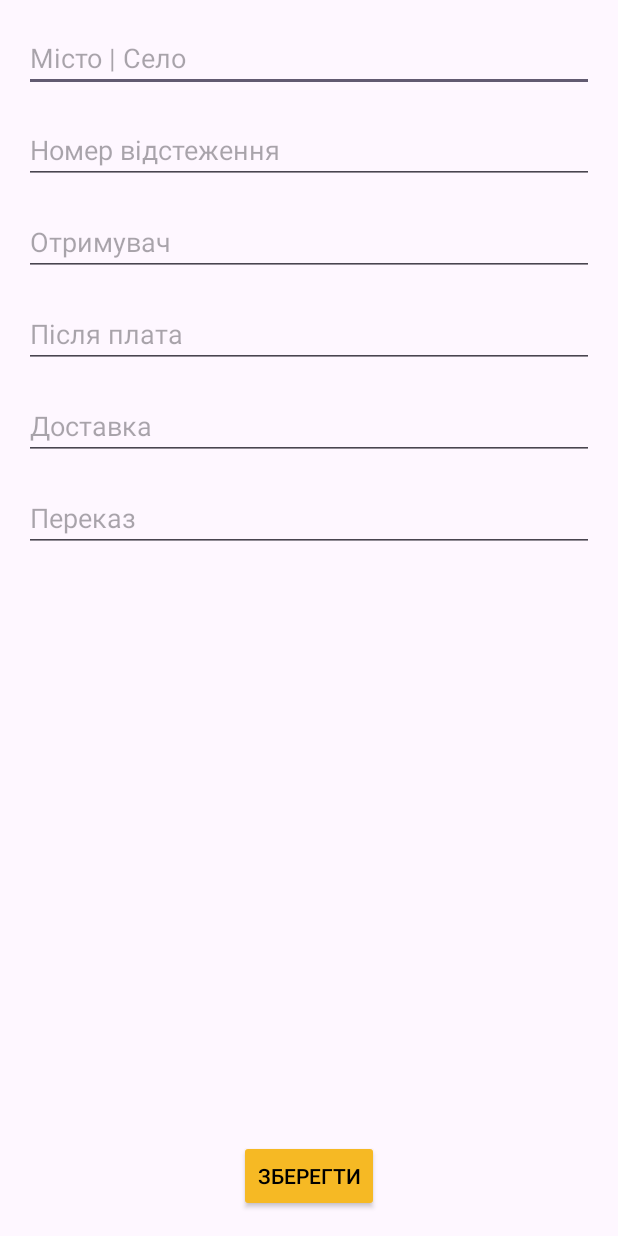
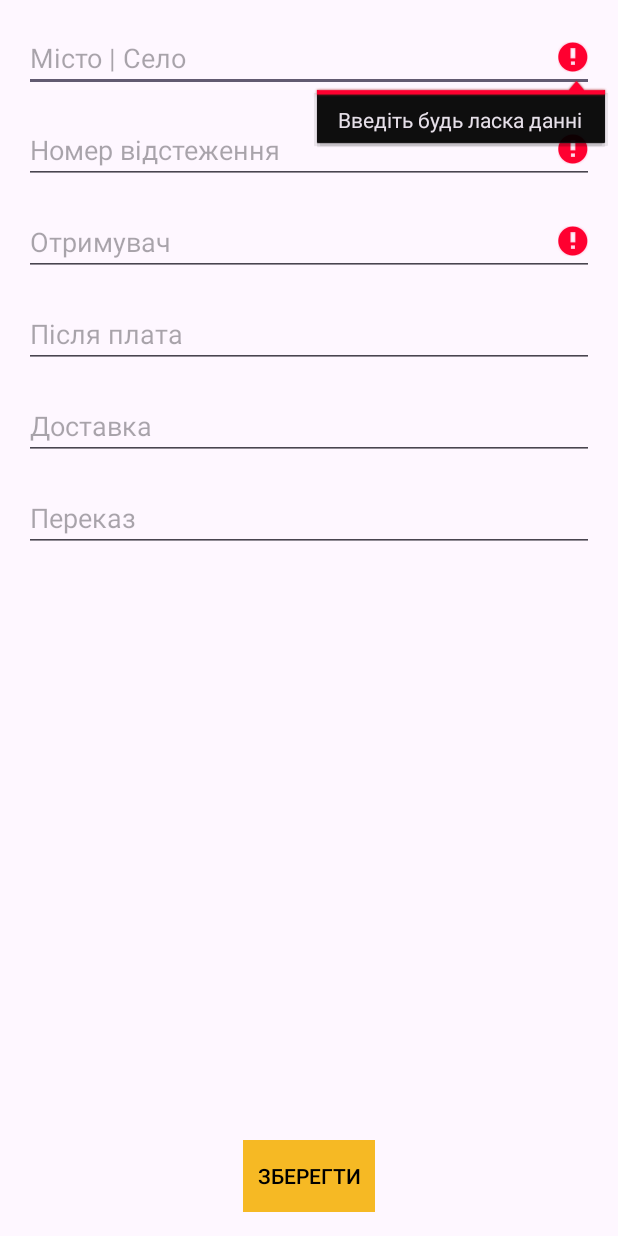
Before and after one commit to Tsyupro/PVPZ-Help, an Android app: the BoxingActivity screen opened directly, with no data from a screen before it, after a tap on "ДОБАВИТИ", on a phone screen of 412 x 824 dp. Run offline under Robolectric (Android 15) with nearby library versions, the phone set to English and light mode, and no system bars.

Commit message:
Добавлено новий функціонал

```diff
--- a/app/src/main/java/com/example/ukrposhtaboxing/AddBoxingInfoActivity.java
+++ b/app/src/main/java/com/example/ukrposhtaboxing/AddBoxingInfoActivity.java
@@ -3,6 +3,8 @@ package com.example.ukrposhtaboxing;
 import android.app.Activity;
 import android.content.Intent;
 import android.os.Bundle;
+import android.text.Editable;
+import android.text.TextWatcher;
 import android.view.View;
 import android.widget.Button;
 import android.widget.EditText;
@@ -32,6 +34,9 @@ public class AddBoxingInfoActivity extends Activity {
         editTextCommission = findViewById(R.id.editTextCommission);
         buttonSave = findViewById(R.id.buttonSave);
 
+        buttonSave.setEnabled(false);
+        buttonSave.setBackgroundColor(getResources().getColor(R.color.gray));
+
         // Перевірка, чи активність була викликана для редагування
         Intent intent = getIntent();
         if (intent.hasExtra("position")) {
@@ -46,6 +51,11 @@ public class AddBoxingInfoActivity extends Activity {
         } else {
             buttonSave.setText("Зберегти");
         }
+        editTextLocality.addTextChangedListener(inputWatcher);
+        editTextTrackingNumber.addTextChangedListener(inputWatcher);
+        editTextName.addTextChangedListener(inputWatcher);
+
+        checkInputFields();
 
         buttonSave.setOnClickListener(new View.OnClickListener() {
             @Override
@@ -55,12 +65,67 @@ public class AddBoxingInfoActivity extends Activity {
                 resultIntent.putExtra("locality", editTextLocality.getText().toString());
                 resultIntent.putExtra("trackingNumber", editTextTrackingNumber.getText().toString());
                 resultIntent.putExtra("name", editTextName.getText().toString());
-                resultIntent.putExtra("postpaid", Double.parseDouble(editTextPostpaid.getText().toString()));
-                resultIntent.putExtra("delivery", Double.parseDouble(editTextDelivery.getText().toString()));
-                resultIntent.putExtra("commission", Double.parseDouble(editTextCommission.getText().toString()));
+
+                // Перевірка на порожність та присвоєння значення 0 за замовчуванням
+                double postpaid = parseDoubleOrDefault(editTextPostpaid, 0);
+                double delivery = parseDoubleOrDefault(editTextDelivery, 0);
+                double commission = parseDoubleOrDefault(editTextCommission, 0);
+
+
+                resultIntent.putExtra("postpaid", postpaid);
+                resultIntent.putExtra("delivery", delivery);
+                resultIntent.putExtra("commission", commission);
                 setResult(RESULT_OK, resultIntent);
                 finish();
             }
         });
+
     }
+    private double parseDoubleOrDefault(EditText editText, double defaultValue) {
+        String text = editText.getText().toString();
+        if (text.isEmpty() || !text.matches("\\d+(\\.\\d+)?")) {
+            // Перевірка, що введено число
+            return defaultValue;
+        }
+        return Double.parseDouble(text);
+    }
+    private TextWatcher inputWatcher = new TextWatcher() {
+        @Override
+        public void beforeTextChanged(CharSequence s, int start, int count, int after) {}
+
+        @Override
+        public void onTextChanged(CharSequence s, int start, int before, int count) {
+            checkInputFields();
+        }
+
+        @Override
+        public void afterTextChanged(Editable s) {}
+    };
+
+    private void checkInputFields() {
+        boolean isLocalityEmpty = editTextLocality.getText().toString().trim().isEmpty();
+        boolean isTrackingNumberEmpty = editTextTrackingNumber.getText().toString().trim().isEmpty();
+        boolean isNameEmpty = editTextName.getText().toString().trim().isEmpty();
+
+        if (isLocalityEmpty) {
+            editTextLocality.setError("Введіть будь ласка данні");
+        }
+
+        if (isTrackingNumberEmpty) {
+            editTextTrackingNumber.setError("Введіть будь ласка данні");
+        }
+
+        if (isNameEmpty) {
+            editTextName.setError("Введіть будь ласка данні");
+        }
+
+        // Деактивація або активація кнопки в залежності від стану полів
+        boolean isButtonEnabled = !isLocalityEmpty && !isTrackingNumberEmpty && !isNameEmpty;
+        buttonSave.setEnabled(isButtonEnabled);
+
+        // Зміна кольору кнопки в залежності від стану
+        int buttonColor = isButtonEnabled ? R.color.yellow : R.color.gray;
+        buttonSave.setBackgroundColor(getResources().getColor(buttonColor));
+    }
+
 }
--- a/app/src/main/java/com/example/ukrposhtaboxing/BoxingActivity.java
+++ b/app/src/main/java/com/example/ukrposhtaboxing/BoxingActivity.java
@@ -1,5 +1,6 @@
 package com.example.ukrposhtaboxing;
 
+import android.annotation.SuppressLint;
 import android.app.Activity;
 import android.content.Intent;
 import android.content.SharedPreferences;
@@ -42,7 +43,10 @@ public class BoxingActivity extends Activity {
     private GestureDetectorCompat gestureDetector;
     private SharedPreferences sharedPreferences;
     private Gson gson;
+    private ArrayList<BoxingInfo> originalBoxingInfoList;
 
+
+    @SuppressLint("ClickableViewAccessibility")
     @Override
     protected void onCreate(Bundle savedInstanceState) {
         super.onCreate(savedInstanceState);
@@ -56,9 +60,13 @@ public class BoxingActivity extends Activity {
         sharedPreferences = getSharedPreferences(PREFS_NAME, Context.MODE_PRIVATE);
         gson = new Gson();
 
-        boxingInfoList = loadBoxingInfoList();
+        originalBoxingInfoList = loadBoxingInfoList(); // Завантажуємо повний список
+        boxingInfoList = new ArrayList<>(originalBoxingInfoList); // Копіюємо для фільтрації
         adapter = new BoxingInfoAdapter(this, boxingInfoList);
         listView.setAdapter(adapter);
+
+
+
 
         // Ініціалізація GestureDetector
         GestureListener gestureListener = new GestureListener();
@@ -73,9 +81,7 @@ public class BoxingActivity extends Activity {
             }
         });
         // Обробка подвійного кліку
-        listView.setOnTouchListener(new View.OnTouchListener() {
-            @Override
-            public boolean onTouch(View v, MotionEvent event) {
+        listView.setOnTouchListener((v, event) -> {
             if (gestureDetector.onTouchEvent(event)) {
                 int position = listView.pointToPosition((int) event.getX(), (int) event.getY());
                 if (position != ListView.INVALID_POSITION) {
@@ -92,7 +98,6 @@ public class BoxingActivity extends Activity {
                 return true;
             }
             return false;
-            }
         });
 
         // Заповнення списку
@@ -138,7 +143,8 @@ public class BoxingActivity extends Activity {
             double commission = data.getDoubleExtra("commission", 0);
 
             BoxingInfo boxingInfo = new BoxingInfo(trackingNumber, locality, name, postpaid, delivery, commission);
-            boxingInfoList.add(boxingInfo);
+            originalBoxingInfoList.add(0, boxingInfo); // Додаємо до оригінального списку
+            boxingInfoList.add(0, boxingInfo); // Додаємо до поточного списку
             adapter.notifyDataSetChanged();
             saveBoxingInfoList(); // Зберігаємо дані після додавання
         } else if (requestCode == REQUEST_CODE_EDIT && resultCode == RESULT_OK) {
@@ -222,14 +228,18 @@ public class BoxingActivity extends Activity {
 
     private void saveBoxingInfoList() {
         SharedPreferences.Editor editor = sharedPreferences.edit();
-        String json = gson.toJson(boxingInfoList);
+        String json = gson.toJson(originalBoxingInfoList); // Зберігаємо повний список
         editor.putString(KEY_BOXING_INFO_LIST, json);
         editor.apply();
     }
+
+
 
     private ArrayList<BoxingInfo> loadBoxingInfoList() {
         String json = sharedPreferences.getString(KEY_BOXING_INFO_LIST, null);
         Type type = new TypeToken<ArrayList<BoxingInfo>>() {}.getType();
         return json != null ? gson.fromJson(json, type) : new ArrayList<>();
     }
+
+
 }
--- a/app/src/main/res/layout/activity_add_boxing_info.xml
+++ b/app/src/main/res/layout/activity_add_boxing_info.xml
@@ -47,6 +47,7 @@
         android:layout_width="0dp"
         android:layout_height="wrap_content"
         android:hint="Після плата"
+        android:inputType="number"
         app:layout_constraintStart_toStartOf="parent"
         app:layout_constraintEnd_toEndOf="parent"
         app:layout_constraintTop_toBottomOf="@id/editTextName"
@@ -59,6 +60,7 @@
         android:layout_width="0dp"
         android:layout_height="wrap_content"
         android:hint="Доставка"
+        android:inputType="number"
         app:layout_constraintStart_toStartOf="parent"
         app:layout_constraintEnd_toEndOf="parent"
         app:layout_constraintTop_toBottomOf="@id/editTextPostpaid"
@@ -71,6 +73,7 @@
         android:layout_width="0dp"
         android:layout_height="wrap_content"
         android:hint="Переказ"
+        android:inputType="number"
         app:layout_constraintStart_toStartOf="parent"
         app:layout_constraintEnd_toEndOf="parent"
         app:layout_constraintTop_toBottomOf="@id/editTextDelivery"
--- a/app/src/main/res/values/colors.xml
+++ b/app/src/main/res/values/colors.xml
@@ -3,4 +3,5 @@
     <color name="black">#FF000000</color>
     <color name="white">#FFFFFFFF</color>
     <color name="yellow">#F6B924</color>
+    <color name="gray">#D3D3D3</color>
 </resources>
```
Also changed, not shown: 52 other files. Lines whose indentation alone changed are shown as unchanged.
